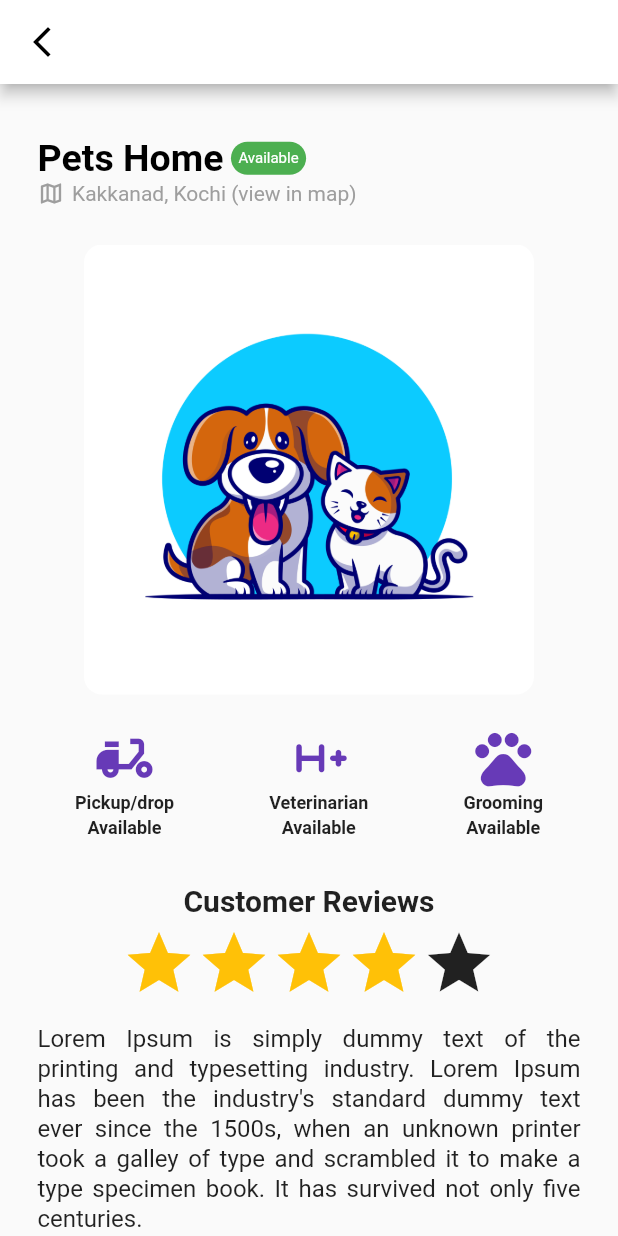
After one commit to jithuhari/Hackathon_App, a Flutter app: the HostelDetailPage screen opened directly, on a phone screen of 412 x 824 dp. The commit adds this screen. Run offline on Flutter 3.47's test engine with Material 2 defaults, Android fonts, the phone set to English and light mode, and no system bars; our stand-ins replace carousel_slider, get, smooth_page_indicator.

Commit message:
create hostel detail page

```diff
--- /dev/null
+++ b/lib/Screens/hostels/hostel_detail_page.dart
@@ -0,0 +1,325 @@
+import 'package:flutter/material.dart';
+
+class HostelDetailPage extends StatefulWidget {
+  const HostelDetailPage({super.key});
+
+  @override
+  State<HostelDetailPage> createState() => _HostelDetailPageState();
+}
+
+class _HostelDetailPageState extends State<HostelDetailPage> {
+  @override
+  Widget build(BuildContext context) {
+    return Scaffold(
+      appBar: AppBar(
+        backgroundColor: Colors.white,
+        leading: const Icon(
+          Icons.arrow_back_ios_new,
+          color: Colors.black,
+        ),
+        actions: const [
+          Icon(Icons.more_horiz),
+        ],
+        // title: const Text(
+        //   "Pets Home",
+        //   style: TextStyle(fontWeight: FontWeight.bold, color: Colors.black),
+        // ),
+      ),
+      body: SingleChildScrollView(
+        child: SafeArea(
+          child: Padding(
+            padding: const EdgeInsets.all(25.0),
+            child: Column(
+              children: [
+                const SizedBox(
+                  height: 10,
+                ),
+                Row(
+                  mainAxisAlignment: MainAxisAlignment.start,
+                  children: [
+                    Column(
+                      crossAxisAlignment: CrossAxisAlignment.start,
+                      children: [
+                        Row(
+                          children: [
+                            const Text(
+                              "Pets Home",
+                              style: TextStyle(
+                                fontSize: 25,
+                                fontWeight: FontWeight.bold,
+                                color: Colors.black,
+                              ),
+                            ),
+                            const SizedBox(
+                              width: 5,
+                            ),
+                            Container(
+                              decoration: BoxDecoration(
+                                color: Colors.green,
+                                borderRadius: BorderRadius.circular(30),
+                              ),
+                              padding: const EdgeInsets.all(5),
+                              child: const Text(
+                                "Available",
+                                style: TextStyle(
+                                    color: Colors.white, fontSize: 10),
+                              ),
+                            ),
+                          ],
+                        ),
+                        Row(
+                          children: const [
+                            Icon(
+                              Icons.map_outlined,
+                              color: Colors.grey,
+                              size: 18,
+                            ),
+                            SizedBox(
+                              width: 5,
+                            ),
+                            Text(
+                              "Kakkanad, Kochi (view in map)",
+                              style: TextStyle(color: Colors.grey),
+                            )
+                          ],
+                        ),
+                      ],
+                    )
+                  ],
+                ),
+                const SizedBox(
+                  height: 25,
+                ),
+                Row(
+                  mainAxisAlignment: MainAxisAlignment.center,
+                  children: [
+                    ClipRRect(
+                      borderRadius: BorderRadius.circular(12),
+                      child: Image.asset(
+                        "assets/21378450.jpg",
+                        height: 300,
+                      ),
+                    ),
+                  ],
+                ),
+                const SizedBox(
+                  height: 20,
+                ),
+                Padding(
+                  padding: const EdgeInsets.fromLTRB(25, 0, 25, 0),
+                  child: Row(
+                    mainAxisAlignment: MainAxisAlignment.spaceBetween,
+                    children: [
+                      Column(
+                        children: const [
+                          Icon(
+                            Icons.delivery_dining,
+                            size: 45,
+                            color: Colors.deepPurple,
+                          ),
+                          Text(
+                            "Pickup/drop",
+                            style: TextStyle(
+                              fontWeight: FontWeight.bold,
+                              fontSize: 12,
+                            ),
+                          ),
+                          SizedBox(
+                            height: 3,
+                          ),
+                          Text(
+                            "Available",
+                            style: TextStyle(
+                              fontWeight: FontWeight.bold,
+                              fontSize: 12,
+                            ),
+                          ),
+                        ],
+                      ),
+                      Column(
+                        children: const [
+                          Icon(
+                            Icons.h_plus_mobiledata_rounded,
+                            size: 45,
+                            color: Colors.deepPurple,
+                          ),
+                          Text(
+                            "Veterinarian",
+                            style: TextStyle(
+                              fontWeight: FontWeight.bold,
+                              fontSize: 12,
+                            ),
+                          ),
+                          SizedBox(
+                            height: 3,
+                          ),
+                          Text(
+                            "Available",
+                            style: TextStyle(
+                              fontWeight: FontWeight.bold,
+                              fontSize: 12,
+                            ),
+                          ),
+                        ],
+                      ),
+                      Column(
+                        children: const [
+                          Icon(
+                            Icons.pets,
+                            size: 45,
+                            color: Colors.deepPurple,
+                          ),
+                          Text(
+                            "Grooming",
+                            style: TextStyle(
+                              fontWeight: FontWeight.bold,
+                              fontSize: 12,
+                            ),
+                          ),
+                          SizedBox(
+                            height: 3,
+                          ),
+                          Text(
+                            "Available",
+                            style: TextStyle(
+                              fontWeight: FontWeight.bold,
+                              fontSize: 12,
+                            ),
+                          ),
+                        ],
+                      ),
+                    ],
+                  ),
+                ),
+                const SizedBox(
+                  height: 30,
+                ),
+                Row(
+                  mainAxisAlignment: MainAxisAlignment.center,
+                  children: const [
+                    Text(
+                      "Customer Reviews",
+                      style: TextStyle(
+                        fontWeight: FontWeight.bold,
+                        fontSize: 20,
+                      ),
+                    ),
+                  ],
+                ),
+                const SizedBox(
+                  height: 5,
+                ),
+                Row(
+                  mainAxisAlignment: MainAxisAlignment.center,
+                  children: const [
+                    Icon(
+                      Icons.star,
+                      size: 50,
+                      color: Colors.amber,
+                    ),
+                    Icon(
+                      Icons.star,
+                      size: 50,
+                      color: Colors.amber,
+                    ),
+                    Icon(
+                      Icons.star,
+                      size: 50,
+                      color: Colors.amber,
+                    ),
+                    Icon(
+                      Icons.star,
+                      size: 50,
+                      color: Colors.amber,
+                    ),
+                    Icon(
+                      Icons.star,
+                      size: 50,
+                    ),
+                  ],
+                ),
+                const SizedBox(
+                  height: 15,
+                ),
+                const Text(
+                  "        Lorem Ipsum is simply dummy text of the printing and typesetting industry. Lorem Ipsum has been the industry's standard dummy text ever since the 1500s, when an unknown printer took a galley of type and scrambled it to make a type specimen book. It has survived not only five centuries.",
+                  textAlign: TextAlign.justify,
+                  style: TextStyle(
+                    fontSize: 16,
+                    wordSpacing: 2,
+                    height: 1.25,
+                  ),
+                ),
+                const SizedBox(
+                  height: 15,
+                ),
+                Padding(
+                  padding: const EdgeInsets.fromLTRB(10, 0, 10, 0),
+                  child: Row(
+                    mainAxisAlignment: MainAxisAlignment.spaceBetween,
+                    children: [
+                      const Text(
+                        "Price",
+                        style: TextStyle(
+                            fontWeight: FontWeight.bold, fontSize: 25),
+                      ),
+                      Row(
+                        mainAxisAlignment: MainAxisAlignment.end,
+                        children: [
+                          Column(
+                            crossAxisAlignment: CrossAxisAlignment.end,
+                            children: const [
+                              Text(
+                                "1500 ₹",
+                                style: TextStyle(
+                                    fontWeight: FontWeight.bold, fontSize: 30),
+                              ),
+                              SizedBox(
+                                width: 10,
+                              ),
+                              Text("per day")
+                            ],
+                          ),
+                        ],
+                      ),
+                    ],
+                  ),
+                ),
+                const SizedBox(
+                  height: 25,
+                ),
+                Container(
+                  decoration: BoxDecoration(
+                      color: Colors.deepPurple,
+                      borderRadius: BorderRadius.circular(5)),
+                  width: double.infinity,
+                  child: TextButton(
+                      onPressed: () => "success",
+                      child: Padding(
+                        padding: const EdgeInsets.fromLTRB(12, 8, 12, 8),
+                        child: Row(
+                          mainAxisAlignment: MainAxisAlignment.spaceBetween,
+                          children: const [
+                            Text(
+                              "Book Now",
+                              style: TextStyle(
+                                  color: Colors.white,
+                                  fontSize: 15,
+                                  fontWeight: FontWeight.bold),
+                            ),
+                            Icon(
+                              Icons.arrow_forward,
+                              color: Colors.white,
+                            )
+                          ],
+                        ),
+                      )),
+                ),
+              ],
+            ),
+          ),
+        ),
+      ),
+    );
+  }
+}
--- a/lib/Screens/hostels/hostel_list.dart
+++ b/lib/Screens/hostels/hostel_list.dart
@@ -67,7 +67,7 @@ class _HostelListState extends State<HostelList> {
                   children: const [
                     HostelDetail(
                       image: 'assets/21378450.jpg',
-                      name: "Pet Hostel",
+                      name: "Pets Home",
                       address1: "Kakkanad",
                       address2: "Kochi, Kerala",
                       dist: "3",
@@ -78,7 +78,7 @@ class _HostelListState extends State<HostelList> {
                     ),
                     HostelDetail(
                       image: 'assets/dog.jpg',
-                      name: "Pet Care",
+                      name: "Pet Hostel",
                       address1: "Palarivattom",
                       address2: "Kochi, Kerala",
                       dist: "5",
@@ -89,7 +89,7 @@ class _HostelListState extends State<HostelList> {
                     ),
                     HostelDetail(
                       image: 'assets/puppys.jpg',
-                      name: "Pets Home",
+                      name: "Pet Care",
                       address1: "Kalamasssery",
                       address2: "Kochi, Kerala",
                       dist: "6",
--- a/lib/main.dart
+++ b/lib/main.dart
@@ -12,7 +12,7 @@ class MyApp extends StatelessWidget {
   // This widget is the root of your application.
   @override
   Widget build(BuildContext context) {
-    return  GetMaterialApp(
+    return GetMaterialApp(
       home: HomeScreen(),
     );
   }
```
